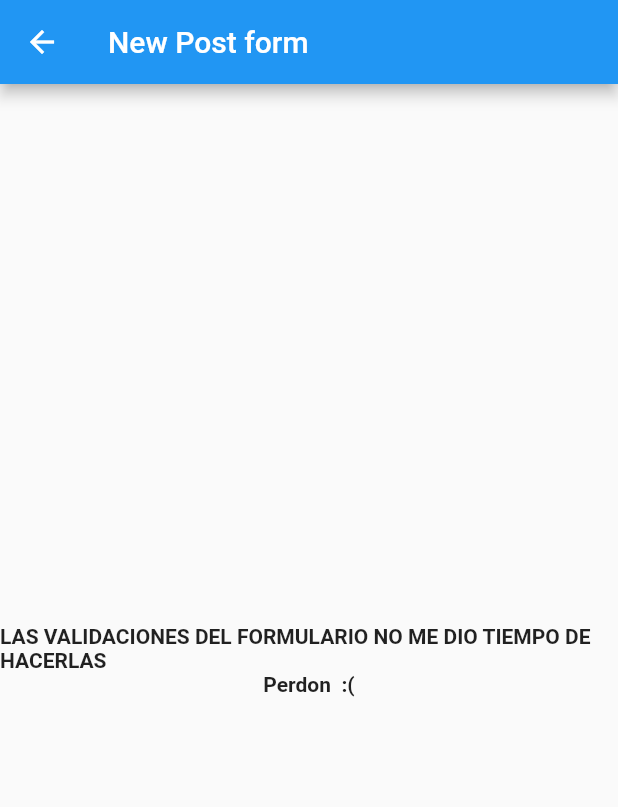
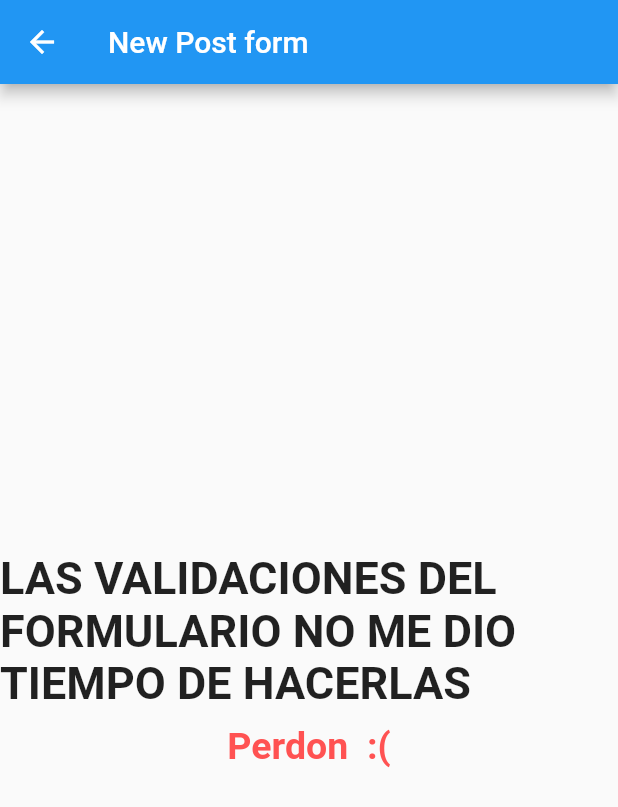
Before and after one commit to RaulOrtiz99/example1, a Flutter app: the PostForm screen opened directly, on a phone screen of 412 x 824 dp. Shown: the top 807 px of the screen. Run offline on Flutter 3.47's test engine with Material 2 defaults, Android fonts, the phone set to English and light mode, and no system bars; our stand-ins replace bloc, dio, equatable, flutter_bloc; network calls fail.

Commit message:
agregando un ultimo cambio

```diff
--- a/lib/screens/postform.dart
+++ b/lib/screens/postform.dart
@@ -7,17 +7,27 @@ class PostForm extends StatelessWidget {
   Widget build(BuildContext context) {
     return Scaffold(
       appBar: AppBar(
-        title: Text("New Post form"),
-
+        title: const Text("New Post form"),
       ),
       body: Column(
         mainAxisAlignment: MainAxisAlignment.center,
-        children: [
+        children: const[
           Center(
-            child: Text("LAS VALIDACIONES DEL FORMULARIO NO ME DIO TIEMPO DE HACERLAS",style: TextStyle(fontWeight: FontWeight.bold,),),
+            child: Text(
+              "LAS VALIDACIONES DEL FORMULARIO NO ME DIO TIEMPO DE HACERLAS",
+              style: TextStyle(fontWeight: FontWeight.bold, fontSize: 30),
+            ),
           ),
+          SizedBox(height: 10,),
           Center(
-            child: Text("Perdon  :(",style: TextStyle(fontWeight: FontWeight.bold,),),
+            child: Text(
+              "Perdon  :(",
+              style: TextStyle(
+                fontWeight: FontWeight.bold,
+                color: Colors.redAccent,
+                fontSize: 25,
+              ),
+            ),
           ),
         ],
       ),
```
